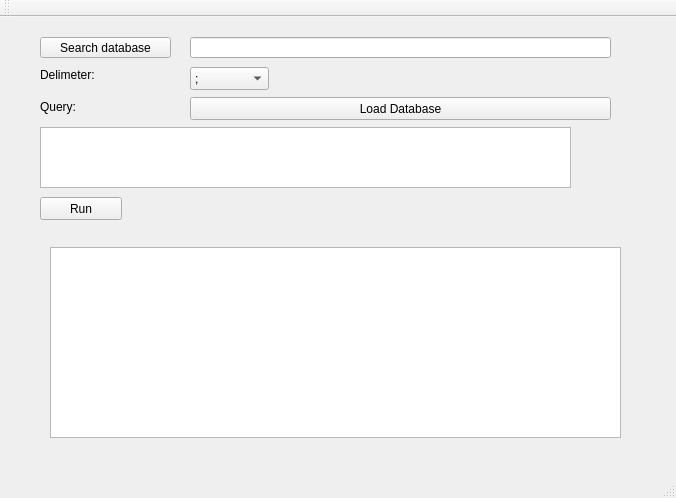
First picture: the form in mainwindow.ui, repository FreeArts/CuDatSearch, before the edit.
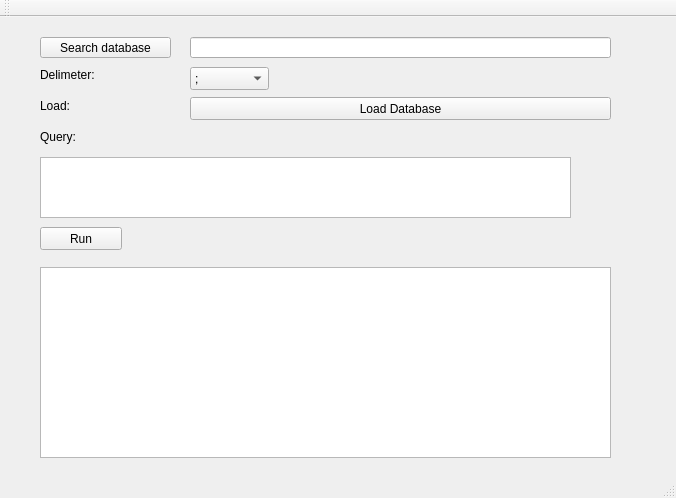
Second picture: the form after the edit.

The edit to the form file:
```diff
--- a/mainwindow.ui
+++ b/mainwindow.ui
@@ -18,7 +18,7 @@
     <property name="geometry">
      <rect>
       <x>40</x>
-      <y>180</y>
+      <y>210</y>
       <width>82</width>
       <height>23</height>
      </rect>
@@ -31,7 +31,7 @@
     <property name="geometry">
      <rect>
       <x>40</x>
-      <y>110</y>
+      <y>140</y>
       <width>531</width>
       <height>61</height>
      </rect>
@@ -41,7 +41,7 @@
     <property name="geometry">
      <rect>
       <x>40</x>
-      <y>80</y>
+      <y>110</y>
       <width>61</width>
       <height>20</height>
      </rect>
@@ -127,13 +127,26 @@
    <widget class="QTableWidget" name="tableWidget">
     <property name="geometry">
      <rect>
-      <x>50</x>
-      <y>230</y>
+      <x>40</x>
+      <y>250</y>
       <width>571</width>
       <height>191</height>
      </rect>
     </property>
    </widget>
+   <widget class="QLabel" name="label_3">
+    <property name="geometry">
+     <rect>
+      <x>40</x>
+      <y>80</y>
+      <width>64</width>
+      <height>17</height>
+     </rect>
+    </property>
+    <property name="text">
+     <string>Load:</string>
+    </property>
+   </widget>
   </widget>
   <widget class="QMenuBar" name="menuBar">
    <property name="geometry">
```
Left out of the diff: 6 changed lines with no effect on the pictures.
